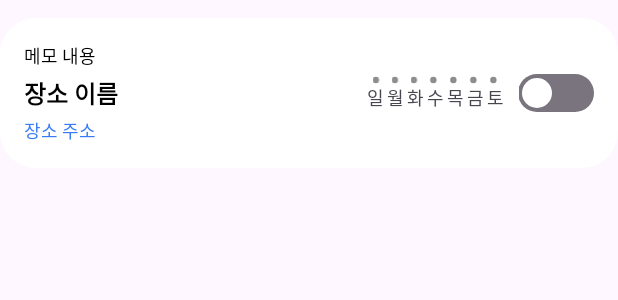
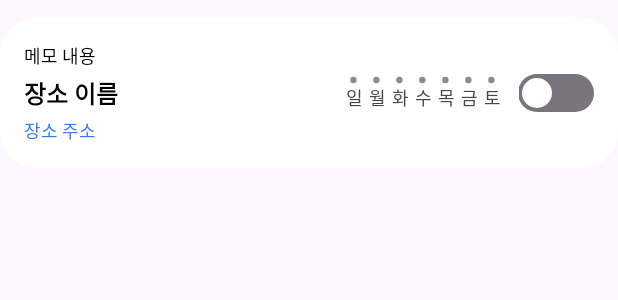
Before and after one commit to moti-app/moti_Android, an Android app: the layout item_memo_alarm.xml on its own in the app's theme, with its tools: preview values and no code run, on a phone screen of 412 x 824 dp. Shown: the top 300 px of the screen. Run offline under Robolectric (Android 15) with nearby library versions, the phone set to English and light mode, and no system bars.

Commit message:
Feat: Alarm DB-repeatDay 연결

```diff
--- a/moti/app/src/main/java/com/example/moti/ui/memo/MemoAlarmRVAdapter.kt
+++ b/moti/app/src/main/java/com/example/moti/ui/memo/MemoAlarmRVAdapter.kt
@@ -7,9 +7,12 @@ import android.view.LayoutInflater
 import android.view.View
 import android.view.ViewGroup
 import android.widget.Toast
+import androidx.core.content.ContextCompat
 import androidx.recyclerview.widget.RecyclerView
+import com.example.moti.R
 import com.example.moti.data.MotiDatabase
 import com.example.moti.data.entity.Alarm
+import com.example.moti.data.entity.Week
 import com.example.moti.data.repository.AlarmRepository
 import com.example.moti.databinding.ItemMemoAlarmBinding
 
@@ -32,7 +35,24 @@ class MemoAlarmRVAdapter(private val context: Context, private val alarmList: Li
         holder.binding.itemMemoPlaceTv.text = alarmList[position].title
         holder.binding.itemMemoAddressTv.text = alarmList[position].location.address
 
+        val selectColor = ContextCompat.getColor(holder.itemView.context, R.color.mt_main)
 
+        val dayToViewsMap = mapOf(
+            Week.SUN to Pair(holder.binding.itemMemoSunTv, holder.binding.itemMemoDot1Iv),
+            Week.MON to Pair(holder.binding.itemMemoMonTv, holder.binding.itemMemoDot2Iv),
+            Week.TUE to Pair(holder.binding.itemMemoTueTv, holder.binding.itemMemoDot3Iv),
+            Week.WED to Pair(holder.binding.itemMemoWedTv, holder.binding.itemMemoDot4Iv),
+            Week.THU to Pair(holder.binding.itemMemoThuTv, holder.binding.itemMemoDot5Iv),
+            Week.FRI to Pair(holder.binding.itemMemoFriTv, holder.binding.itemMemoDot6Iv),
+            Week.SAT to Pair(holder.binding.itemMemoSatTv, holder.binding.itemMemoDot7Iv)
+        )
+
+        val views = dayToViewsMap[alarmList[position].repeatDay]
+
+        if (views != null) {
+            views.first.setTextColor(selectColor)
+            views.second.setColorFilter(selectColor)
+        }
         val toggle = holder.binding.itemMemoToggleSc
 
         var checked = false
--- a/moti/app/src/main/res/layout/item_memo_alarm.xml
+++ b/moti/app/src/main/res/layout/item_memo_alarm.xml
@@ -47,115 +47,185 @@
     <LinearLayout
         android:layout_width="wrap_content"
         android:layout_height="wrap_content"
-        android:orientation="vertical"
+        android:orientation="horizontal"
         android:layout_marginEnd="10dp"
+        android:weightSum="7"
         app:layout_constraintTop_toTopOf="@id/item_memo_cl"
         app:layout_constraintBottom_toBottomOf="@id/item_memo_cl"
         app:layout_constraintEnd_toStartOf="@id/item_memo_toggle_sc">
 
         <LinearLayout
-            android:layout_width="match_parent"
+            android:layout_width="wrap_content"
             android:layout_height="wrap_content"
-            android:weightSum="7">
+            android:orientation="vertical"
+            android:gravity="center_horizontal"
+            android:layout_weight="1"
+            android:paddingStart="2dp"
+            android:paddingEnd="2dp">
 
             <ImageView
+                android:id="@+id/item_memo_dot1_iv"
                 android:layout_width="wrap_content"
                 android:layout_height="wrap_content"
-                android:src="@drawable/ic_memo_dot"
-                android:layout_weight="1"/>
+                android:src="@drawable/ic_memo_dot"/>
 
-            <ImageView
+            <TextView
+                android:id="@+id/item_memo_sun_tv"
                 android:layout_width="wrap_content"
                 android:layout_height="wrap_content"
-                android:src="@drawable/ic_memo_dot"
-                android:layout_weight="1"/>
-
-            <ImageView
-                android:layout_width="wrap_content"
-                android:layout_height="wrap_content"
-                android:src="@drawable/ic_memo_dot"
-                android:layout_weight="1"/>
-            <ImageView
-                android:layout_width="wrap_content"
-                android:layout_height="wrap_content"
-                android:src="@drawable/ic_memo_dot"
-                android:layout_weight="1"/>
-
-            <ImageView
-                android:layout_width="wrap_content"
-                android:layout_height="wrap_content"
-                android:src="@drawable/ic_memo_dot"
-                android:layout_weight="1"/>
-
-            <ImageView
-                android:layout_width="wrap_content"
-                android:layout_height="wrap_content"
-                android:src="@drawable/ic_memo_dot"
-                android:layout_weight="1"/>
-
-            <ImageView
-                android:layout_width="wrap_content"
-                android:layout_height="wrap_content"
-                android:src="@drawable/ic_memo_dot"
-                android:layout_weight="1"/>
+                android:text="일"
+                android:textSize="12sp"
+                android:gravity="center_horizontal"/>
 
         </LinearLayout>
 
         <LinearLayout
-            android:id="@+id/item_memo_week_day_ll"
             android:layout_width="wrap_content"
             android:layout_height="wrap_content"
-            app:layout_constraintTop_toTopOf="parent"
-            app:layout_constraintBottom_toBottomOf="parent"
-            app:layout_constraintEnd_toStartOf="@id/item_memo_toggle_sc">
+            android:orientation="vertical"
+            android:gravity="center_horizontal"
+            android:layout_weight="1"
+            android:paddingStart="2dp"
+            android:paddingEnd="2dp">
+
+            <ImageView
+                android:id="@+id/item_memo_dot2_iv"
+                android:layout_width="wrap_content"
+                android:layout_height="wrap_content"
+                android:src="@drawable/ic_memo_dot"/>
 
             <TextView
-                android:layout_width="wrap_content"
-                android:layout_height="wrap_content"
-                android:text="일"
-                android:textSize="12sp"/>
-
-            <TextView
+                android:id="@+id/item_memo_mon_tv"
                 android:layout_width="wrap_content"
                 android:layout_height="wrap_content"
                 android:text="월"
                 android:textSize="12sp"
-                android:layout_marginStart="2dp"/>
+                android:gravity="center_horizontal"/>
+
+        </LinearLayout>
+
+        <LinearLayout
+            android:layout_width="wrap_content"
+            android:layout_height="wrap_content"
+            android:orientation="vertical"
+            android:gravity="center_horizontal"
+            android:layout_weight="1"
+            android:paddingStart="2dp"
+            android:paddingEnd="2dp">
+
+            <ImageView
+                android:id="@+id/item_memo_dot3_iv"
+                android:layout_width="wrap_content"
+                android:layout_height="wrap_content"
+                android:src="@drawable/ic_memo_dot"/>
 
             <TextView
+                android:id="@+id/item_memo_tue_tv"
                 android:layout_width="wrap_content"
                 android:layout_height="wrap_content"
                 android:text="화"
                 android:textSize="12sp"
-                android:layout_marginStart="2dp"/>
+                android:gravity="center_horizontal"/>
+
+        </LinearLayout>
+
+        <LinearLayout
+            android:layout_width="wrap_content"
+            android:layout_height="wrap_content"
+            android:orientation="vertical"
+            android:gravity="center_horizontal"
+            android:layout_weight="1"
+            android:paddingStart="2dp"
+            android:paddingEnd="2dp">
+
+            <ImageView
+                android:id="@+id/item_memo_dot4_iv"
+                android:layout_width="wrap_content"
+                android:layout_height="wrap_content"
+                android:src="@drawable/ic_memo_dot"/>
 
             <TextView
+                android:id="@+id/item_memo_wed_tv"
                 android:layout_width="wrap_content"
                 android:layout_height="wrap_content"
                 android:text="수"
                 android:textSize="12sp"
-                android:layout_marginStart="2dp"/>
+                android:gravity="center_horizontal"/>
+
+        </LinearLayout>
+
+        <LinearLayout
+            android:layout_width="wrap_content"
+            android:layout_height="wrap_content"
+            android:orientation="vertical"
+            android:gravity="center_horizontal"
+            android:layout_weight="1"
+            android:paddingStart="2dp"
+            android:paddingEnd="2dp">
+
+            <ImageView
+                android:id="@+id/item_memo_dot5_iv"
+                android:layout_width="wrap_content"
+                android:layout_height="wrap_content"
+                android:src="@drawable/ic_memo_dot"/>
 
             <TextView
+                android:id="@+id/item_memo_thu_tv"
                 android:layout_width="wrap_content"
                 android:layout_height="wrap_content"
                 android:text="목"
                 android:textSize="12sp"
-                android:layout_marginStart="2dp"/>
+                android:gravity="center_horizontal"/>
+
+        </LinearLayout>
+
+        <LinearLayout
+            android:layout_width="wrap_content"
+            android:layout_height="wrap_content"
+            android:orientation="vertical"
+            android:gravity="center_horizontal"
+            android:layout_weight="1"
+            android:paddingStart="2dp"
+            android:paddingEnd="2dp">
+
+            <ImageView
+                android:id="@+id/item_memo_dot6_iv"
+                android:layout_width="wrap_content"
+                android:layout_height="wrap_content"
+                android:src="@drawable/ic_memo_dot"/>
 
             <TextView
+                android:id="@+id/item_memo_fri_tv"
                 android:layout_width="wrap_content"
                 android:layout_height="wrap_content"
                 android:text="금"
                 android:textSize="12sp"
-                android:layout_marginStart="2dp"/>
+                android:gravity="center_horizontal"/>
+
+        </LinearLayout>
+
+        <LinearLayout
+            android:layout_width="wrap_content"
+            android:layout_height="wrap_content"
+            android:orientation="vertical"
+            android:gravity="center_horizontal"
+            android:layout_weight="1"
+            android:paddingStart="2dp"
+            android:paddingEnd="2dp">
+
+            <ImageView
+                android:id="@+id/item_memo_dot7_iv"
+                android:layout_width="wrap_content"
+                android:layout_height="wrap_content"
+                android:src="@drawable/ic_memo_dot"/>
 
             <TextView
+                android:id="@+id/item_memo_sat_tv"
                 android:layout_width="wrap_content"
                 android:layout_height="wrap_content"
                 android:text="토"
                 android:textSize="12sp"
-                android:layout_marginStart="2dp"/>
+                android:gravity="center_horizontal"/>
 
         </LinearLayout>
 
```
